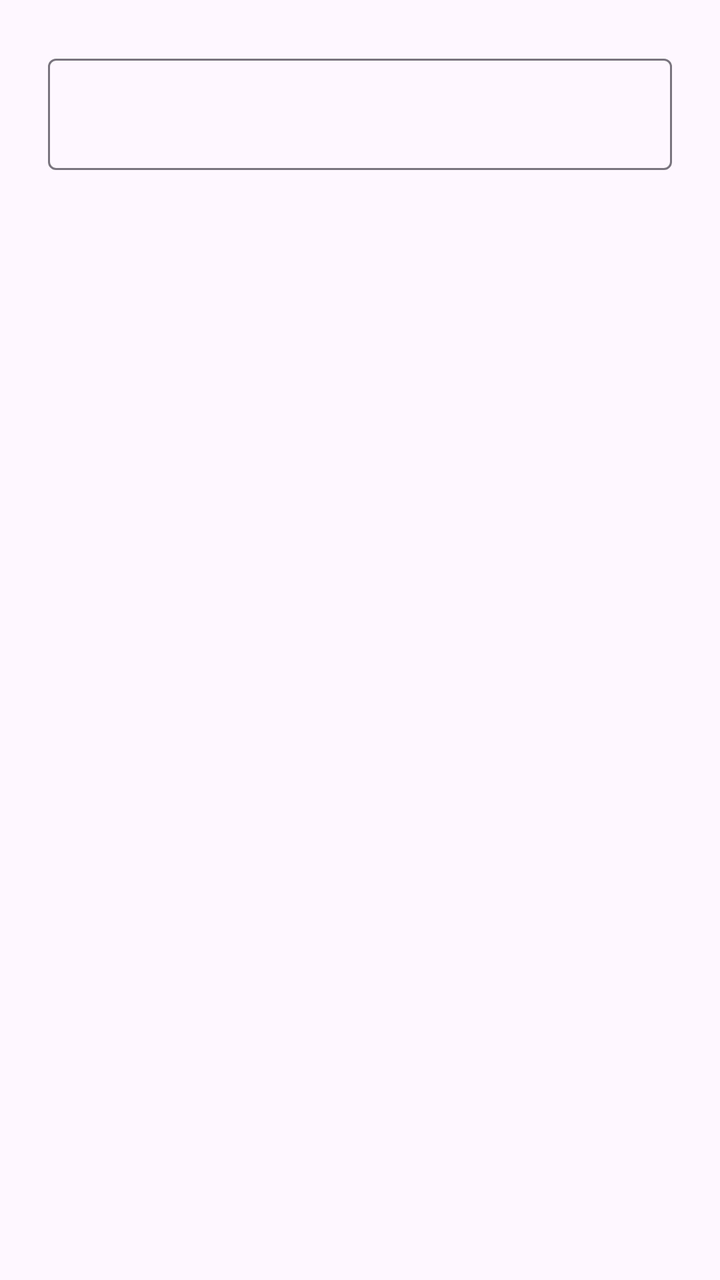
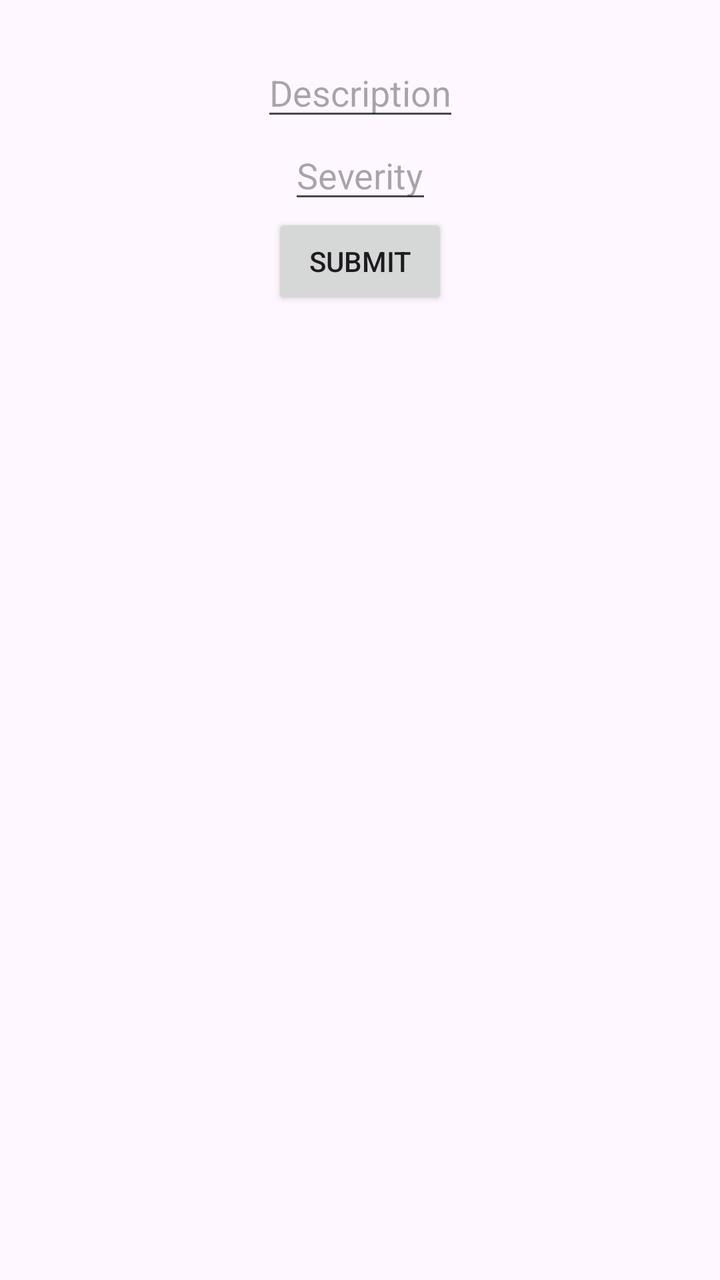

Screens rendered from an Android XML layout before and after an edit, with the pre-edit source and the edit as a unified diff.
<!-- AndroidManifest.xml: application theme Theme.Part2 -->
<!-- res/layout/add_defect.xml -->
<?xml version="1.0" encoding="utf-8"?>
<LinearLayout xmlns:android="http://schemas.android.com/apk/res/android"
    android:orientation="vertical"
    android:layout_width="match_parent"
    android:layout_height="match_parent"
    android:padding="24dp">

    <com.google.android.material.textfield.TextInputLayout
        android:layout_width="match_parent"
        android:layout_height="wrap_content"
        style="@style/ThemeOverlay.Material3.AutoCompleteTextView.OutlinedBox" >

        <com.google.android.material.textfield.TextInputEditText
            android:layout_width="match_parent"
            android:layout_height="wrap_content"
            android:inputType="text" />
    </com.google.android.material.textfield.TextInputLayout>
</LinearLayout>
<!-- resources referenced by this layout -->
<resources>
  <style name="Theme.Part2" parent="Base.Theme.Part2" />
  <style name="Base.Theme.Part2" parent="Theme.Material3.DayNight.NoActionBar">
          
          
      </style>
</resources>

<!-- the commit's change to res/layout/add_defect.xml (unified diff, before → after) -->
@@ -1,18 +1,35 @@
 <?xml version="1.0" encoding="utf-8"?>
-<LinearLayout xmlns:android="http://schemas.android.com/apk/res/android"
-    android:orientation="vertical"
+<androidx.constraintlayout.widget.ConstraintLayout xmlns:android="http://schemas.android.com/apk/res/android"
+    xmlns:app="http://schemas.android.com/apk/res-auto"
+    xmlns:tools="http://schemas.android.com/tools"
     android:layout_width="match_parent"
     android:layout_height="match_parent"
     android:padding="24dp">
 
-    <com.google.android.material.textfield.TextInputLayout
-        android:layout_width="match_parent"
+    <EditText
+        android:id="@+id/defect_description"
+        android:layout_width="wrap_content"
         android:layout_height="wrap_content"
-        style="@style/ThemeOverlay.Material3.AutoCompleteTextView.OutlinedBox" >
+        android:hint="Description"
+        app:layout_constraintEnd_toEndOf="parent"
+        app:layout_constraintStart_toStartOf="parent"
+        app:layout_constraintTop_toTopOf="parent" />
 
-        <com.google.android.material.textfield.TextInputEditText
-            android:layout_width="match_parent"
-            android:layout_height="wrap_content"
-            android:inputType="text" />
-    </com.google.android.material.textfield.TextInputLayout>
-</LinearLayout>
+    <EditText
+        android:id="@+id/editText"
+        android:layout_width="wrap_content"
+        android:layout_height="wrap_content"
+        android:hint="Severity"
+        app:layout_constraintEnd_toEndOf="parent"
+        app:layout_constraintStart_toStartOf="parent"
+        app:layout_constraintTop_toBottomOf="@+id/defect_description" />
+
+    <Button
+        android:id="@+id/defect_submit"
+        android:layout_width="wrap_content"
+        android:layout_height="wrap_content"
+        android:text="Submit"
+        app:layout_constraintEnd_toEndOf="parent"
+        app:layout_constraintStart_toStartOf="parent"
+        app:layout_constraintTop_toBottomOf="@+id/editText" />
+</androidx.constraintlayout.widget.ConstraintLayout>
